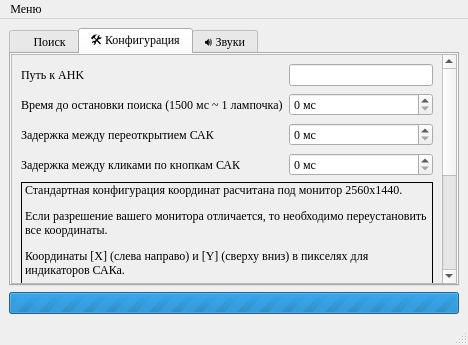
TeoDar/stalcraft_signals, file interface.ui: the form before one commit.
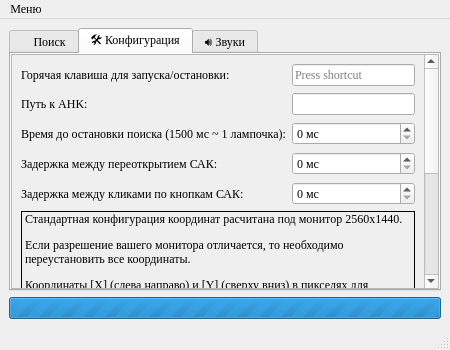
The form after the commit. The open tabs and pages were chosen to show the change. Icons and pictures are not drawn.

The edit to the form file:
```diff
--- a/interface.ui
+++ b/interface.ui
@@ -6,8 +6,8 @@
    <rect>
     <x>0</x>
     <y>0</y>
-    <width>468</width>
-    <height>345</height>
+    <width>450</width>
+    <height>350</height>
    </rect>
   </property>
   <property name="minimumSize">
@@ -174,6 +174,14 @@
            <bool>true</bool>
           </property>
           <widget class="QWidget" name="config_scroll_grid">
+           <property name="geometry">
+            <rect>
+             <x>0</x>
+             <y>0</y>
+             <width>756</width>
+             <height>526</height>
+            </rect>
+           </property>
            <property name="sizePolicy">
             <sizepolicy hsizetype="Minimum" vsizetype="Preferred">
              <horstretch>0</horstretch>
@@ -771,7 +779,7 @@
               <property name="verticalSpacing">
                <number>7</number>
               </property>
-              <item row="2" column="1">
+              <item row="3" column="1">
                <widget class="QSpinBox" name="reopen_time">
                 <property name="suffix">
                  <string> мс</string>
@@ -781,7 +789,14 @@
                 </property>
                </widget>
               </item>
-              <item row="3" column="1">
+              <item row="1" column="0">
+               <widget class="QLabel" name="ahk_path_label">
+                <property name="text">
+                 <string>Путь к AHK:</string>
+                </property>
+               </widget>
+              </item>
+              <item row="4" column="1">
                <widget class="QSpinBox" name="click_interval">
                 <property name="suffix">
                  <string> мс</string>
@@ -791,7 +806,24 @@
                 </property>
                </widget>
               </item>
-              <item row="1" column="1">
+              <item row="4" column="0">
+               <widget class="QLabel" name="click_interval_label">
+                <property name="text">
+                 <string>Задержка между кликами по кнопкам САК:</string>
+                </property>
+                <property name="wordWrap">
+                 <bool>true</bool>
+                </property>
+               </widget>
+              </item>
+              <item row="2" column="0">
+               <widget class="QLabel" name="time_to_stop_label">
+                <property name="text">
+                 <string>Время до остановки поиска (1500 мс ~ 1 лампочка):</string>
+                </property>
+               </widget>
+              </item>
+              <item row="2" column="1">
                <widget class="QSpinBox" name="time_to_stop">
                 <property name="suffix">
                  <string> мс</string>
@@ -804,41 +836,7 @@
                 </property>
                </widget>
               </item>
-              <item row="3" column="0">
-               <widget class="QLabel" name="click_interval_label">
-                <property name="text">
-                 <string>Задержка между кликами по кнопкам САК</string>
-                </property>
-                <property name="wordWrap">
-                 <bool>true</bool>
-                </property>
-               </widget>
-              </item>
-              <item row="0" column="0">
-               <widget class="QLabel" name="ahk_path_label">
-                <property name="text">
-                 <string>Путь к AHK</string>
-                </property>
-               </widget>
-              </item>
-              <item row="1" column="0">
-               <widget class="QLabel" name="time_to_stop_label">
-                <property name="text">
-                 <string>Время до остановки поиска (1500 мс ~ 1 лампочка)</string>
-                </property>
-               </widget>
-              </item>
-              <item row="2" column="0">
-               <widget class="QLabel" name="reopen_time_label">
-                <property name="text">
-                 <string>Задержка между переоткрытием САК</string>
-                </property>
-                <property name="wordWrap">
-                 <bool>true</bool>
-                </property>
-               </widget>
-              </item>
-              <item row="0" column="1">
+              <item row="1" column="1">
                <widget class="QLineEdit" name="ahk_path">
                 <property name="maximumSize">
                  <size>
@@ -851,6 +849,26 @@
                 </property>
                </widget>
               </item>
+              <item row="3" column="0">
+               <widget class="QLabel" name="reopen_time_label">
+                <property name="text">
+                 <string>Задержка между переоткрытием САК:</string>
+                </property>
+                <property name="wordWrap">
+                 <bool>true</bool>
+                </property>
+               </widget>
+              </item>
+              <item row="0" column="0">
+               <widget class="QLabel" name="hotkey_label">
+                <property name="text">
+                 <string>Горячая клавиша для запуска/остановки:</string>
+                </property>
+               </widget>
+              </item>
+              <item row="0" column="1">
+               <widget class="QKeySequenceEdit" name="hotkey"/>
+              </item>
              </layout>
             </item>
            </layout>
@@ -1152,6 +1170,14 @@
    </layout>
   </widget>
   <widget class="QMenuBar" name="menubar">
+   <property name="geometry">
+    <rect>
+     <x>0</x>
+     <y>0</y>
+     <width>450</width>
+     <height>26</height>
+    </rect>
+   </property>
    <property name="font">
     <font>
      <kerning>true</kerning>
```
Left out of the diff: 15 changed lines with no effect on the pictures.
